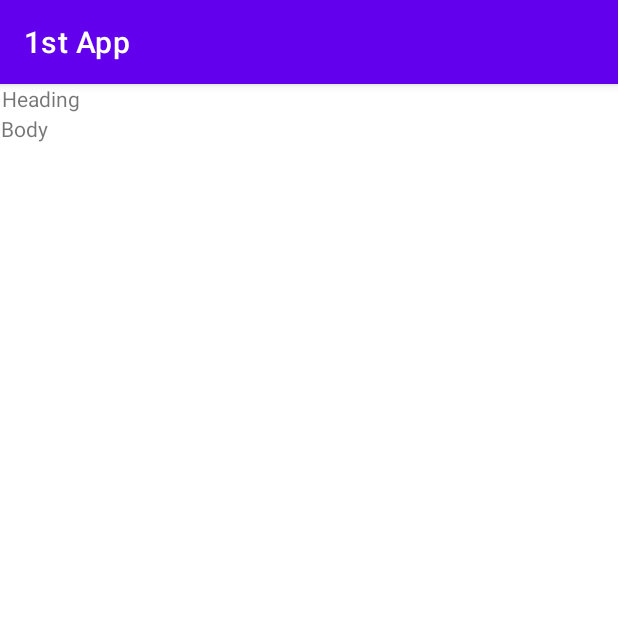
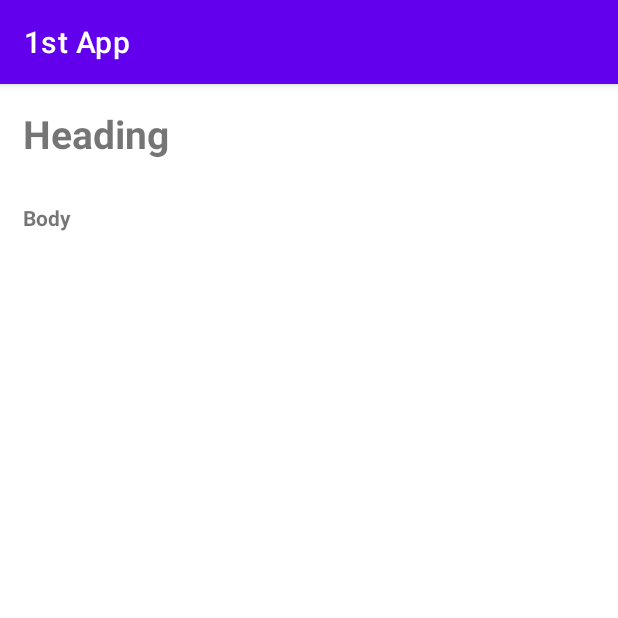
Before and after one commit to BonnyYangC/Mobile-app, an Android app: the ArticleActivity screen opened directly, with no data from a screen before it, on a phone screen of 412 x 824 dp, the top half of it. Run offline under Robolectric (Android 15) with nearby library versions, the phone set to English and light mode, and no system bars; our stand-ins replace Picasso; pictures from the network do not load; 3 statements that could not run were skipped.

Commit message:
with images

```diff
--- a/app/build.gradle
+++ b/app/build.gradle
@@ -40,6 +40,7 @@ dependencies {
     implementation 'com.squareup.okhttp3:okhttp:4.10.0'
     implementation 'com.squareup.retrofit2:retrofit:2.9.0'
     implementation 'com.squareup.retrofit2:converter-gson:2.9.0'
+    implementation 'com.squareup.picasso:picasso:2.71828'
 
     testImplementation 'junit:junit:4.13.2'
     androidTestImplementation 'androidx.test.ext:junit:1.1.3'
--- a/app/src/main/java/com/example/a1stapp/ImageModel.kt
+++ /dev/null
@@ -1,6 +0,0 @@
-package com.example.a1stapp
-
-data class ImageModel(
-    val name: String,
-    val src: String
-)
--- a/app/src/main/java/com/example/a1stapp/MainActivity.kt
+++ b/app/src/main/java/com/example/a1stapp/MainActivity.kt
@@ -42,10 +42,10 @@ class MainActivity : AppCompatActivity(), PostAdapter.OnItemClickListener {
     }
 
     override fun onItemClick(article: Article?) {
-        Toast.makeText(this@MainActivity, "test click", Toast.LENGTH_SHORT).show()
         val intent = Intent(this@MainActivity, ArticleActivity::class.java)
         intent.putExtra("title", article?.title)
         intent.putExtra("body", article?.description)
+        intent.putExtra("image", article?.imageUrl)
         startActivity(intent)
     }
 }
--- a/app/src/main/res/layout/activity_article.xml
+++ b/app/src/main/res/layout/activity_article.xml
@@ -6,21 +6,40 @@
     android:layout_height="match_parent"
     tools:context=".ArticleActivity">
 
-    <TextView
-        android:id="@+id/title_view"
-        android:layout_width="409dp"
-        android:layout_height="20dp"
-        android:text="Heading"
+    <ImageView
+        android:id="@+id/image_view"
+        android:layout_width="match_parent"
+        android:layout_height="wrap_content"
         app:layout_constraintEnd_toEndOf="parent"
+        app:layout_constraintHorizontal_bias="0.496"
         app:layout_constraintStart_toStartOf="parent"
         app:layout_constraintTop_toTopOf="parent" />
 
     <TextView
+        android:id="@+id/title_view"
+        android:layout_width="match_parent"
+        android:layout_height="wrap_content"
+        android:layout_margin="15dp"
+        android:text="Heading"
+        android:textSize="26dp"
+        android:textStyle="bold"
+        app:layout_constraintEnd_toEndOf="parent"
+        app:layout_constraintHorizontal_bias="0.496"
+        app:layout_constraintStart_toStartOf="parent"
+        app:layout_constraintTop_toBottomOf="@+id/image_view" />
+
+
+    <TextView
         android:id="@+id/body_view"
-        android:layout_width="411dp"
-        android:layout_height="354dp"
+        android:layout_width="match_parent"
+        android:layout_height="wrap_content"
+        android:layout_margin="15dp"
         android:text="Body"
+        android:textStyle="bold"
+        app:layout_constraintBottom_toBottomOf="parent"
         app:layout_constraintEnd_toEndOf="parent"
+        app:layout_constraintHorizontal_bias="0.0"
         app:layout_constraintStart_toStartOf="parent"
-        app:layout_constraintTop_toBottomOf="@+id/title_view" />
+        app:layout_constraintTop_toBottomOf="@+id/title_view"
+        app:layout_constraintVertical_bias="0.02" />
 </androidx.constraintlayout.widget.ConstraintLayout>
```
Also changed, not shown: app/src/main/java/com/example/a1stapp/ArticleActivity.kt (+8 -0 lines), app/src/main/java/com/example/a1stapp/PostAdapter.kt (+11 -6 lines), app/src/main/java/com/example/a1stapp/Sections.kt (deleted, +0 -8 lines), app/src/main/java/com/example/a1stapp/data/PostModel.kt (deleted, +0 -15 lines), app/src/main/res/layout/card_article.xml (renamed from app/src/main/res/layout/card_post.xml, +4 -12 lines), app/src/main/res/drawable/placeholder.png (added), 1 other file.
